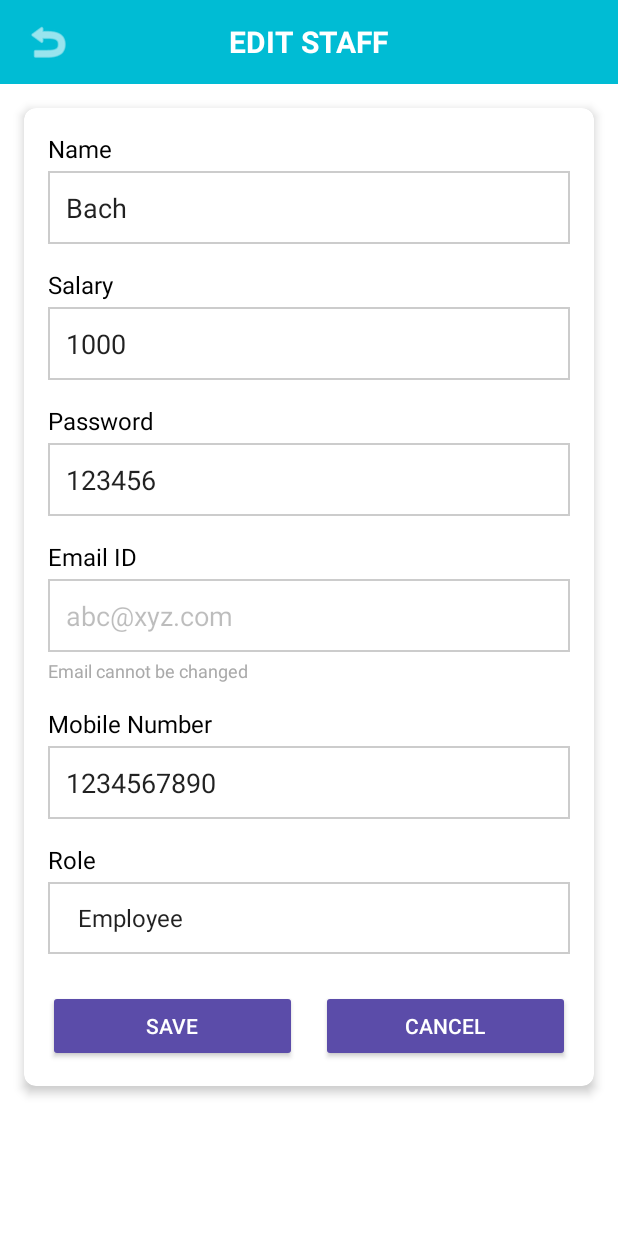
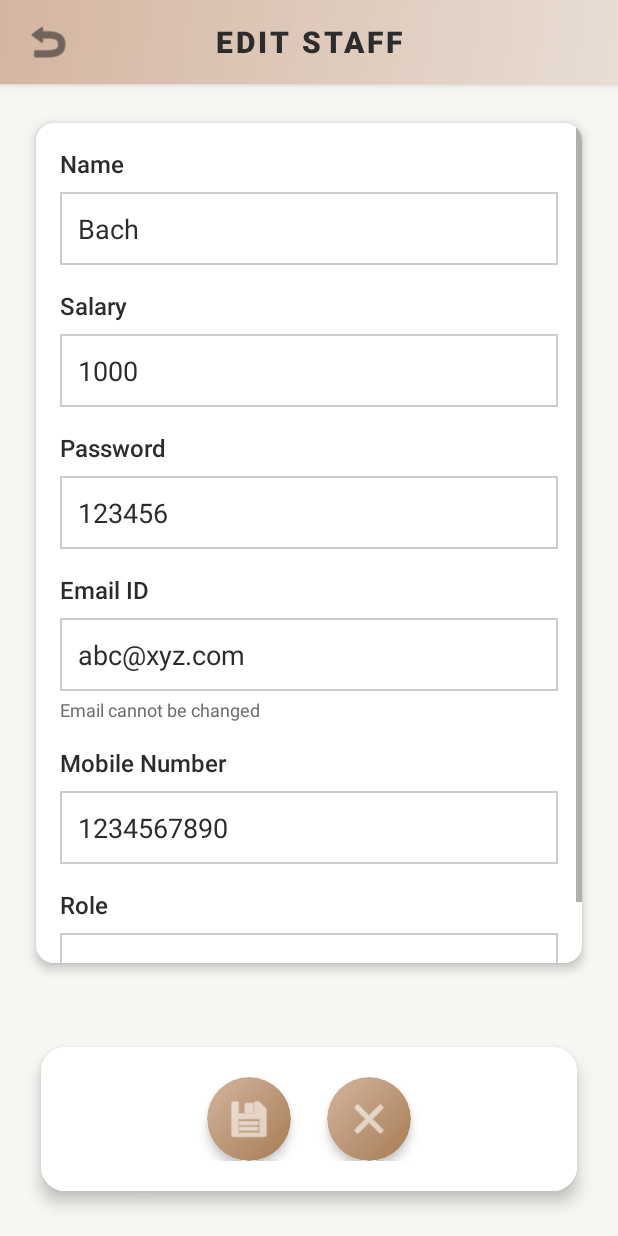
Before and after one commit to mthutt2k3/CoffeeShopApp, an Android app: the layout activity_edit_staff.xml on its own in the app's theme, with its tools: preview values and no code run, on a phone screen of 412 x 824 dp. Run offline under Robolectric (Android 15) with nearby library versions, the phone set to English and light mode, and no system bars.

Commit message:
Interface edit staff

```diff
--- /dev/null
+++ b/app/src/main/res/drawable/button_cancel_neutral.xml
@@ -0,0 +1,8 @@
+<?xml version="1.0" encoding="utf-8"?>
+<shape xmlns:android="http://schemas.android.com/apk/res/android">
+    <gradient
+        android:startColor="#A67C52"
+        android:endColor="@color/neutral_primary"
+        android:angle="135" />
+    <corners android:radius="32dp" />
+</shape>
--- /dev/null
+++ b/app/src/main/res/drawable/button_save_neutral.xml
@@ -0,0 +1,8 @@
+<?xml version="1.0" encoding="utf-8"?>
+<shape xmlns:android="http://schemas.android.com/apk/res/android">
+    <gradient
+        android:startColor="#A67C52"
+        android:endColor="@color/neutral_primary"
+        android:angle="135" />
+    <corners android:radius="32dp" />
+</shape>
--- a/app/src/main/res/layout/activity_edit_staff.xml
+++ b/app/src/main/res/layout/activity_edit_staff.xml
@@ -3,42 +3,53 @@
     xmlns:app="http://schemas.android.com/apk/res-auto"
     android:layout_width="match_parent"
     android:layout_height="match_parent"
-    android:background="@android:color/white"
-    android:orientation="vertical">
+    android:orientation="vertical"
+    android:background="@color/background_light">
 
-    <!-- Toolbar -->
+    <!-- Modern Toolbar với neutral gradient -->
     <RelativeLayout
         android:layout_width="match_parent"
         android:layout_height="?attr/actionBarSize"
-        android:background="#00BCD4">
+        android:background="@drawable/neutral_toolbar_bg"
+        android:elevation="4dp">
 
         <ImageButton
             android:id="@+id/btnBack"
-            android:layout_width="wrap_content"
-            android:layout_height="wrap_content"
+            android:layout_width="48dp"
+            android:layout_height="48dp"
             android:layout_centerVertical="true"
-            android:layout_marginStart="16dp"
-            android:background="?attr/selectableItemBackgroundBorderless"
+            android:layout_marginStart="8dp"
+            android:background="@drawable/ripple_circle_neutral"
             android:src="@android:drawable/ic_menu_revert"
-            app:tint="@android:color/white" />
+            android:contentDescription="Back"
+            app:tint="@color/text_primary" />
 
         <TextView
             android:layout_width="wrap_content"
             android:layout_height="wrap_content"
             android:layout_centerInParent="true"
             android:text="EDIT STAFF"
-            android:textColor="@android:color/white"
+            android:textColor="@color/text_primary"
             android:textSize="20sp"
-            android:textStyle="bold" />
+            android:textStyle="bold"
+            android:fontFamily="sans-serif-medium"
+            android:letterSpacing="0.1" />
     </RelativeLayout>
 
-    <!-- Main Content Card -->
+    <!-- Form Container with CardView -->
     <androidx.cardview.widget.CardView
         android:layout_width="match_parent"
-        android:layout_height="wrap_content"
+        android:layout_height="0dp"
+        android:layout_weight="1"
         android:layout_margin="16dp"
-        app:cardCornerRadius="8dp"
-        app:cardElevation="4dp">
+        app:cardCornerRadius="12dp"
+        app:cardElevation="4dp"
+        app:cardUseCompatPadding="true">
+
+        <ScrollView
+            android:layout_width="match_parent"
+            android:layout_height="match_parent"
+            android:background="@color/white">
 
             <LinearLayout
                 android:layout_width="match_parent"
@@ -51,31 +62,22 @@
                     android:layout_width="match_parent"
                     android:layout_height="wrap_content"
                     android:text="Name"
-                android:textColor="@android:color/black"
-                android:textSize="16sp" />
-
-            <LinearLayout
-                android:layout_width="match_parent"
-                android:layout_height="wrap_content"
-                android:layout_marginTop="4dp"
-                android:background="@drawable/item_border"
-                android:orientation="horizontal">
+                    android:textColor="@color/text_primary"
+                    android:textSize="16sp"
+                    android:fontFamily="sans-serif-medium" />
 
                 <EditText
                     android:id="@+id/edtName"
-                    android:layout_width="0dp"
+                    android:layout_width="match_parent"
                     android:layout_height="wrap_content"
-                    android:layout_weight="1"
-                    android:background="@null"
+                    android:layout_marginTop="8dp"
+                    android:background="@drawable/item_border"
                     android:hint="Enter full name"
                     android:inputType="textPersonName"
                     android:padding="12dp"
-                    android:text="Bach" />
-
-
-            </LinearLayout>
-
-
+                    android:text="Bach"
+                    android:textColor="@color/text_primary"
+                    android:textColorHint="@color/text_secondary" />
 
                 <!-- Salary -->
                 <TextView
@@ -83,31 +85,22 @@
                     android:layout_height="wrap_content"
                     android:layout_marginTop="16dp"
                     android:text="Salary"
-                android:textColor="@android:color/black"
-                android:textSize="16sp" />
-
-            <LinearLayout
-                android:layout_width="match_parent"
-                android:layout_height="wrap_content"
-                android:layout_marginTop="4dp"
-                android:background="@drawable/item_border"
-                android:orientation="horizontal">
+                    android:textColor="@color/text_primary"
+                    android:textSize="16sp"
+                    android:fontFamily="sans-serif-medium" />
 
                 <EditText
                     android:id="@+id/edtSalary"
-                    android:layout_width="0dp"
+                    android:layout_width="match_parent"
                     android:layout_height="wrap_content"
-                    android:layout_weight="1"
-                    android:background="@null"
+                    android:layout_marginTop="8dp"
+                    android:background="@drawable/item_border"
                     android:hint="Enter salary"
                     android:inputType="numberDecimal"
                     android:padding="12dp"
-                    android:text="1000" />
-
-
-            </LinearLayout>
-
-
+                    android:text="1000"
+                    android:textColor="@color/text_primary"
+                    android:textColorHint="@color/text_secondary" />
 
                 <!-- Password -->
                 <TextView
@@ -115,31 +108,22 @@
                     android:layout_height="wrap_content"
                     android:layout_marginTop="16dp"
                     android:text="Password"
-                android:textColor="@android:color/black"
-                android:textSize="16sp" />
-
-            <LinearLayout
-                android:layout_width="match_parent"
-                android:layout_height="wrap_content"
-                android:layout_marginTop="4dp"
-                android:background="@drawable/item_border"
-                android:orientation="horizontal">
+                    android:textColor="@color/text_primary"
+                    android:textSize="16sp"
+                    android:fontFamily="sans-serif-medium" />
 
                 <EditText
                     android:id="@+id/edtPassword"
-                    android:layout_width="0dp"
+                    android:layout_width="match_parent"
                     android:layout_height="wrap_content"
-                    android:layout_weight="1"
-                    android:background="@null"
+                    android:layout_marginTop="8dp"
+                    android:background="@drawable/item_border"
                     android:hint="Enter password"
                     android:inputType="text"
                     android:padding="12dp"
-                    android:text="123456" />
-
-
-            </LinearLayout>
-
-
+                    android:text="123456"
+                    android:textColor="@color/text_primary"
+                    android:textColorHint="@color/text_secondary" />
 
                 <!-- Email ID -->
                 <TextView
@@ -147,37 +131,30 @@
                     android:layout_height="wrap_content"
                     android:layout_marginTop="16dp"
                     android:text="Email ID"
-                android:textColor="@android:color/black"
-                android:textSize="16sp" />
-
-            <LinearLayout
-                android:layout_width="match_parent"
-                android:layout_height="wrap_content"
-                android:layout_marginTop="4dp"
-                android:background="@drawable/item_border"
-                android:orientation="horizontal">
+                    android:textColor="@color/text_primary"
+                    android:textSize="16sp"
+                    android:fontFamily="sans-serif-medium" />
 
                 <EditText
                     android:id="@+id/edtEmail"
-                    android:layout_width="0dp"
+                    android:layout_width="match_parent"
                     android:layout_height="wrap_content"
-                    android:layout_weight="1"
-                    android:background="@null"
+                    android:layout_marginTop="8dp"
+                    android:background="@drawable/item_border"
                     android:enabled="false"
                     android:hint="Enter email"
                     android:inputType="textEmailAddress"
                     android:padding="12dp"
-                    android:text="abc@xyz.com" />
-
-
-            </LinearLayout>
+                    android:text="abc@xyz.com"
+                    android:textColor="@color/text_primary"
+                    android:textColorHint="@color/text_secondary" />
 
                 <TextView
                     android:layout_width="match_parent"
                     android:layout_height="wrap_content"
                     android:layout_marginTop="4dp"
                     android:text="Email cannot be changed"
-                android:textColor="@android:color/darker_gray"
+                    android:textColor="@color/text_secondary"
                     android:textSize="12sp" />
 
                 <!-- Mobile Number -->
@@ -186,31 +163,22 @@
                     android:layout_height="wrap_content"
                     android:layout_marginTop="16dp"
                     android:text="Mobile Number"
-                android:textColor="@android:color/black"
-                android:textSize="16sp" />
-
-            <LinearLayout
-                android:layout_width="match_parent"
-                android:layout_height="wrap_content"
-                android:layout_marginTop="4dp"
-                android:background="@drawable/item_border"
-                android:orientation="horizontal">
+                    android:textColor="@color/text_primary"
+                    android:textSize="16sp"
+                    android:fontFamily="sans-serif-medium" />
 
                 <EditText
                     android:id="@+id/edtMobile"
-                    android:layout_width="0dp"
+                    android:layout_width="match_parent"
                     android:layout_height="wrap_content"
-                    android:layout_weight="1"
-                    android:background="@null"
+                    android:layout_marginTop="8dp"
+                    android:background="@drawable/item_border"
                     android:hint="Enter mobile number"
                     android:inputType="phone"
                     android:padding="12dp"
-                    android:text="1234567890" />
-
-
-            </LinearLayout>
-
-
+                    android:text="1234567890"
+                    android:textColor="@color/text_primary"
+                    android:textColorHint="@color/text_secondary" />
 
                 <!-- Role -->
                 <TextView
@@ -218,54 +186,76 @@
                     android:layout_height="wrap_content"
                     android:layout_marginTop="16dp"
                     android:text="Role"
-                android:textColor="@android:color/black"
-                android:textSize="16sp" />
-
-            <LinearLayout
-                android:layout_width="match_parent"
-                android:layout_height="wrap_content"
-                android:layout_marginTop="4dp"
-                android:background="@drawable/item_border"
-                android:orientation="horizontal">
+                    android:textColor="@color/text_primary"
+                    android:textSize="16sp"
+                    android:fontFamily="sans-serif-medium" />
 
                 <Spinner
                     android:id="@+id/spinnerRole"
                     android:layout_width="match_parent"
                     android:layout_height="48dp"
-                    android:background="@null"
-                    android:entries="@array/staff_roles"
-                    android:padding="12dp" />
+                    android:layout_marginTop="8dp"
+                    android:minHeight="48dp"
+                    android:background="@drawable/item_border"
+                    android:padding="8dp" />
+
             </LinearLayout>
+        </ScrollView>
+    </androidx.cardview.widget.CardView>
 
+    <!-- Button Container with CardView -->
+    <androidx.cardview.widget.CardView
+        android:layout_width="match_parent"
+        android:layout_height="wrap_content"
+        android:layout_margin="16dp"
+        app:cardCornerRadius="16dp"
+        app:cardElevation="6dp"
+        app:cardUseCompatPadding="true">
 
-
-            <!-- Button Container -->
         <LinearLayout
             android:layout_width="match_parent"
             android:layout_height="wrap_content"
-                android:layout_marginTop="24dp"
-                android:orientation="horizontal">
+            android:orientation="horizontal"
+            android:gravity="center"
+            android:padding="20dp"
+            android:background="@color/white">
 
-                <Button
+            <!-- Save Button -->
+            <androidx.cardview.widget.CardView
+                android:layout_width="wrap_content"
+                android:layout_height="wrap_content"
+                android:layout_marginEnd="24dp"
+                app:cardCornerRadius="28dp"
+                app:cardElevation="4dp">
+
+                <ImageButton
                     android:id="@+id/btnSave"
-                    android:layout_width="0dp"
+                    android:layout_width="56dp"
+                    android:layout_height="56dp"
+                    android:background="@drawable/button_save_neutral"
+                    android:src="@android:drawable/ic_menu_save"
+                    android:contentDescription="Save Staff"
+                    app:tint="@color/white" />
+            </androidx.cardview.widget.CardView>
+
+            <!-- Cancel Button -->
+            <androidx.cardview.widget.CardView
+                android:layout_width="wrap_content"
                 android:layout_height="wrap_content"
-                    android:layout_marginEnd="8dp"
-                    android:layout_weight="1"
-                    android:backgroundTint="#5B4CA9"
-                    android:text="Save"
-                    android:textColor="@android:color/white" />
+                app:cardCornerRadius="28dp"
+                app:cardElevation="4dp">
 
-                <Button
+                <ImageButton
                     android:id="@+id/btnCancel"
-                    android:layout_width="0dp"
-                    android:layout_height="wrap_content"
-                    android:layout_marginStart="8dp"
-                    android:layout_weight="1"
-                    android:backgroundTint="#5B4CA9"
-                    android:text="Cancel"
-                    android:textColor="@android:color/white" />
-            </LinearLayout>
+                    android:layout_width="56dp"
+                    android:layout_height="56dp"
+                    android:background="@drawable/button_cancel_neutral"
+                    android:src="@android:drawable/ic_menu_close_clear_cancel"
+                    android:contentDescription="Cancel"
+                    app:tint="@color/white" />
+            </androidx.cardview.widget.CardView>
+
         </LinearLayout>
     </androidx.cardview.widget.CardView>
+
 </LinearLayout>
```
Lines whose indentation alone changed are shown as unchanged.
